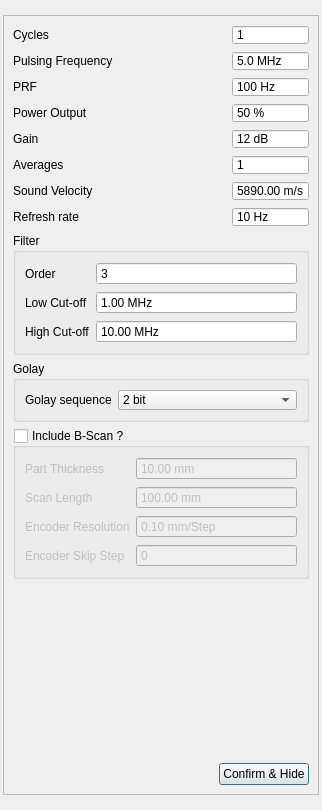
This is tsettings.ui in SDJoeKing/Tubers_GUI as Qt 5 draws it before an edit. The edited form follows.
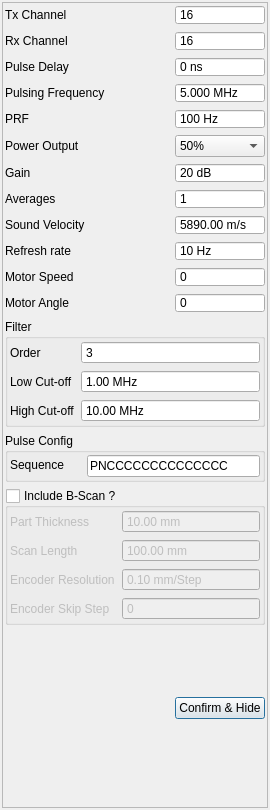
This is the edited form.

Commit message: new inputs configuration

```diff
--- a/tsettings.ui
+++ b/tsettings.ui
@@ -6,7 +6,7 @@
    <rect>
     <x>0</x>
     <y>0</y>
-    <width>322</width>
+    <width>270</width>
     <height>810</height>
    </rect>
   </property>
@@ -19,42 +19,62 @@
   <property name="windowTitle">
    <string>Dialog</string>
   </property>
-  <layout class="QVBoxLayout" name="verticalLayout">
+  <layout class="QGridLayout" name="gridLayout_2">
    <property name="leftMargin">
-    <number>3</number>
+    <number>2</number>
    </property>
    <property name="topMargin">
-    <number>3</number>
+    <number>2</number>
    </property>
    <property name="rightMargin">
-    <number>3</number>
+    <number>2</number>
    </property>
    <property name="bottomMargin">
-    <number>3</number>
+    <number>2</number>
    </property>
-   <item>
-    <widget class="QFrame" name="frame">
-     <property name="maximumSize">
-      <size>
-       <width>16777215</width>
-       <height>780</height>
-      </size>
-     </property>
-     <property name="frameShape">
-      <enum>QFrame::StyledPanel</enum>
+   <property name="horizontalSpacing">
+    <number>7</number>
+   </property>
+   <item row="0" column="0">
+    <widget class="QScrollArea" name="scrollArea">
+     <property name="sizePolicy">
+      <sizepolicy hsizetype="Expanding" vsizetype="Expanding">
+       <horstretch>0</horstretch>
+       <verstretch>0</verstretch>
+      </sizepolicy>
      </property>
-     <property name="frameShadow">
-      <enum>QFrame::Raised</enum>
+     <property name="horizontalScrollBarPolicy">
+      <enum>Qt::ScrollBarAsNeeded</enum>
      </property>
-     <layout class="QGridLayout" name="gridLayout">
-      <item row="1" column="0" colspan="2">
-       <widget class="QLabel" name="label_4">
-        <property name="text">
-         <string>Pulsing Frequency</string>
-        </property>
-       </widget>
-      </item>
-      <item row="4" column="2">
+     <property name="widgetResizable">
+      <bool>true</bool>
+     </property>
+     <widget class="QWidget" name="scrollAreaWidgetContents_2">
+      <property name="geometry">
+       <rect>
+        <x>0</x>
+        <y>0</y>
+        <width>264</width>
+        <height>804</height>
+       </rect>
+      </property>
+      <layout class="QGridLayout" name="gridLayout_3">
+       <property name="leftMargin">
+        <number>2</number>
+       </property>
+       <property name="topMargin">
+        <number>2</number>
+       </property>
+       <property name="rightMargin">
+        <number>2</number>
+       </property>
+       <property name="bottomMargin">
+        <number>2</number>
+       </property>
+       <property name="horizontalSpacing">
+        <number>7</number>
+       </property>
+       <item row="7" column="1">
        <widget class="QSpinBox" name="spinGain">
         <property name="maximumSize">
          <size>
@@ -75,18 +95,196 @@
          <number>48</number>
         </property>
         <property name="value">
-         <number>12</number>
+          <number>20</number>
         </property>
        </widget>
       </item>
-      <item row="6" column="0">
+       <item row="6" column="1">
+        <widget class="QComboBox" name="powerOutput">
+         <property name="focusPolicy">
+          <enum>Qt::ClickFocus</enum>
+         </property>
+         <property name="currentIndex">
+          <number>1</number>
+         </property>
+         <item>
+          <property name="text">
+           <string>25%</string>
+          </property>
+         </item>
+         <item>
+          <property name="text">
+           <string>50%</string>
+          </property>
+         </item>
+         <item>
+          <property name="text">
+           <string>100%</string>
+          </property>
+         </item>
+        </widget>
+       </item>
+       <item row="8" column="1">
+        <widget class="QSpinBox" name="spinAvg">
+         <property name="maximumSize">
+          <size>
+           <width>16777215</width>
+           <height>20</height>
+          </size>
+         </property>
+         <property name="focusPolicy">
+          <enum>Qt::ClickFocus</enum>
+         </property>
+         <property name="buttonSymbols">
+          <enum>QAbstractSpinBox::NoButtons</enum>
+         </property>
+         <property name="prefix">
+          <string/>
+         </property>
+         <property name="minimum">
+          <number>1</number>
+         </property>
+         <property name="maximum">
+          <number>100</number>
+         </property>
+         <property name="value">
+          <number>1</number>
+         </property>
+        </widget>
+       </item>
+       <item row="9" column="0">
        <widget class="QLabel" name="label_19">
         <property name="text">
          <string>Sound Velocity</string>
         </property>
        </widget>
       </item>
-      <item row="12" column="0">
+       <item row="8" column="0">
+        <widget class="QLabel" name="label_18">
+         <property name="text">
+          <string>Averages</string>
+         </property>
+        </widget>
+       </item>
+       <item row="10" column="1">
+        <widget class="QSpinBox" name="spinRefresh">
+         <property name="maximumSize">
+          <size>
+           <width>16777215</width>
+           <height>20</height>
+          </size>
+         </property>
+         <property name="focusPolicy">
+          <enum>Qt::ClickFocus</enum>
+         </property>
+         <property name="buttonSymbols">
+          <enum>QAbstractSpinBox::NoButtons</enum>
+         </property>
+         <property name="suffix">
+          <string> Hz</string>
+         </property>
+         <property name="minimum">
+          <number>1</number>
+         </property>
+         <property name="maximum">
+          <number>80</number>
+         </property>
+         <property name="value">
+          <number>10</number>
+         </property>
+        </widget>
+       </item>
+       <item row="5" column="1">
+        <widget class="QSpinBox" name="prf">
+         <property name="maximumSize">
+          <size>
+           <width>16777215</width>
+           <height>20</height>
+          </size>
+         </property>
+         <property name="focusPolicy">
+          <enum>Qt::ClickFocus</enum>
+         </property>
+         <property name="buttonSymbols">
+          <enum>QAbstractSpinBox::NoButtons</enum>
+         </property>
+         <property name="suffix">
+          <string> Hz</string>
+         </property>
+         <property name="prefix">
+          <string/>
+         </property>
+         <property name="minimum">
+          <number>1</number>
+         </property>
+         <property name="maximum">
+          <number>1000</number>
+         </property>
+         <property name="value">
+          <number>100</number>
+         </property>
+        </widget>
+       </item>
+       <item row="3" column="1">
+        <widget class="QSpinBox" name="spinPulseDelay">
+         <property name="maximumSize">
+          <size>
+           <width>16777215</width>
+           <height>20</height>
+          </size>
+         </property>
+         <property name="focusPolicy">
+          <enum>Qt::ClickFocus</enum>
+         </property>
+         <property name="buttonSymbols">
+          <enum>QAbstractSpinBox::NoButtons</enum>
+         </property>
+         <property name="suffix">
+          <string> ns</string>
+         </property>
+         <property name="prefix">
+          <string/>
+         </property>
+         <property name="minimum">
+          <number>0</number>
+         </property>
+         <property name="maximum">
+          <number>1600</number>
+         </property>
+         <property name="value">
+          <number>0</number>
+         </property>
+        </widget>
+       </item>
+       <item row="11" column="1">
+        <widget class="QSpinBox" name="motorSpeed">
+         <property name="maximumSize">
+          <size>
+           <width>16777215</width>
+           <height>20</height>
+          </size>
+         </property>
+         <property name="focusPolicy">
+          <enum>Qt::ClickFocus</enum>
+         </property>
+         <property name="buttonSymbols">
+          <enum>QAbstractSpinBox::NoButtons</enum>
+         </property>
+         <property name="prefix">
+          <string/>
+         </property>
+         <property name="minimum">
+          <number>0</number>
+         </property>
+         <property name="maximum">
+          <number>100</number>
+         </property>
+         <property name="value">
+          <number>0</number>
+         </property>
+        </widget>
+       </item>
+       <item row="17" column="0">
        <spacer name="horizontalSpacer">
         <property name="orientation">
          <enum>Qt::Horizontal</enum>
@@ -99,192 +297,22 @@
         </property>
        </spacer>
       </item>
-      <item row="4" column="0">
-       <widget class="QLabel" name="label_11">
-        <property name="text">
-         <string>Gain</string>
-        </property>
-       </widget>
-      </item>
-      <item row="3" column="0">
+       <item row="6" column="0">
        <widget class="QLabel" name="label_5">
         <property name="text">
          <string>Power Output</string>
         </property>
        </widget>
       </item>
-      <item row="2" column="2">
-       <widget class="QSpinBox" name="prf">
-        <property name="maximumSize">
-         <size>
-          <width>16777215</width>
-          <height>20</height>
-         </size>
-        </property>
-        <property name="buttonSymbols">
-         <enum>QAbstractSpinBox::NoButtons</enum>
-        </property>
-        <property name="suffix">
-         <string> Hz</string>
-        </property>
-        <property name="prefix">
-         <string/>
-        </property>
-        <property name="minimum">
-         <number>1</number>
-        </property>
-        <property name="maximum">
-         <number>1000</number>
-        </property>
-        <property name="value">
-         <number>100</number>
-        </property>
-       </widget>
-      </item>
-      <item row="12" column="1" colspan="2">
-       <widget class="QPushButton" name="btnConfirm">
-        <property name="text">
-         <string>Confirm &amp;&amp; Hide</string>
-        </property>
-       </widget>
-      </item>
-      <item row="5" column="2">
-       <widget class="QSpinBox" name="spinAvg">
-        <property name="maximumSize">
-         <size>
-          <width>16777215</width>
-          <height>20</height>
-         </size>
-        </property>
-        <property name="buttonSymbols">
-         <enum>QAbstractSpinBox::NoButtons</enum>
-        </property>
-        <property name="prefix">
-         <string/>
-        </property>
-        <property name="minimum">
-         <number>1</number>
-        </property>
-        <property name="value">
-         <number>1</number>
-        </property>
-       </widget>
-      </item>
-      <item row="9" column="0" colspan="3">
-       <widget class="QGroupBox" name="groupBox_3">
-        <property name="maximumSize">
-         <size>
-          <width>16777215</width>
-          <height>70</height>
-         </size>
-        </property>
-        <property name="title">
-         <string>Golay</string>
-        </property>
-        <layout class="QFormLayout" name="formLayout_3">
-         <item row="0" column="0">
-          <widget class="QLabel" name="labelHz_8">
-           <property name="maximumSize">
-            <size>
-             <width>16777215</width>
-             <height>20</height>
-            </size>
-           </property>
-           <property name="text">
-            <string>Golay sequence</string>
-           </property>
-          </widget>
-         </item>
-         <item row="0" column="1">
-          <widget class="QComboBox" name="golayLength">
-           <property name="maximumSize">
-            <size>
-             <width>16777215</width>
-             <height>20</height>
-            </size>
-           </property>
-           <item>
-            <property name="text">
-             <string>2 bit</string>
-            </property>
-           </item>
-           <item>
-            <property name="text">
-             <string>4 bit</string>
-            </property>
-           </item>
-           <item>
-            <property name="text">
-             <string>8 bit</string>
-            </property>
-           </item>
-          </widget>
-         </item>
-        </layout>
-       </widget>
-      </item>
-      <item row="1" column="2">
-       <widget class="QDoubleSpinBox" name="spinFrequency">
-        <property name="maximumSize">
-         <size>
-          <width>16777215</width>
-          <height>20</height>
-         </size>
-        </property>
-        <property name="buttonSymbols">
-         <enum>QAbstractSpinBox::NoButtons</enum>
-        </property>
-        <property name="suffix">
-         <string> MHz</string>
-        </property>
-        <property name="decimals">
-         <number>1</number>
-        </property>
-        <property name="minimum">
-         <double>0.100000000000000</double>
-        </property>
-        <property name="maximum">
-         <double>20.000000000000000</double>
-        </property>
-        <property name="value">
-         <double>5.000000000000000</double>
-        </property>
-       </widget>
-      </item>
-      <item row="0" column="2">
-       <widget class="QSpinBox" name="spinCycles">
-        <property name="maximumSize">
-         <size>
-          <width>16777215</width>
-          <height>20</height>
-         </size>
-        </property>
-        <property name="buttonSymbols">
-         <enum>QAbstractSpinBox::NoButtons</enum>
-        </property>
-        <property name="prefix">
-         <string/>
-        </property>
-        <property name="minimum">
-         <number>1</number>
-        </property>
-        <property name="maximum">
-         <number>20</number>
-        </property>
-        <property name="value">
-         <number>1</number>
-        </property>
-       </widget>
-      </item>
-      <item row="7" column="0">
+       <item row="10" column="0">
        <widget class="QLabel" name="labelHz">
         <property name="text">
          <string>Refresh rate</string>
         </property>
        </widget>
       </item>
-      <item row="7" column="2">
-       <widget class="QSpinBox" name="spinRefresh">
+       <item row="9" column="1">
+        <widget class="QDoubleSpinBox" name="spinVel">
         <property name="maximumSize">
          <size>
           <width>16777215</width>
@@ -295,20 +323,52 @@
          <enum>QAbstractSpinBox::NoButtons</enum>
         </property>
         <property name="suffix">
-         <string> Hz</string>
-        </property>
-        <property name="minimum">
-         <number>1</number>
+          <string> m/s</string>
         </property>
         <property name="maximum">
-         <number>80</number>
+          <double>9999.989999999999782</double>
         </property>
         <property name="value">
-         <number>10</number>
+          <double>5890.000000000000000</double>
         </property>
        </widget>
       </item>
-      <item row="10" column="0" colspan="3">
+       <item row="16" column="1">
+        <widget class="QPushButton" name="btnConfirm">
+         <property name="text">
+          <string>Confirm &amp;&amp; Hide</string>
+         </property>
+        </widget>
+       </item>
+       <item row="2" column="0">
+        <widget class="QLabel" name="label_3">
+         <property name="text">
+          <string>Rx Channel</string>
+         </property>
+        </widget>
+       </item>
+       <item row="5" column="0">
+        <widget class="QLabel" name="label_6">
+         <property name="text">
+          <string>PRF</string>
+         </property>
+        </widget>
+       </item>
+       <item row="4" column="0">
+        <widget class="QLabel" name="label_4">
+         <property name="text">
+          <string>Pulsing Frequency</string>
+         </property>
+        </widget>
+       </item>
+       <item row="3" column="0">
+        <widget class="QLabel" name="label_8">
+         <property name="text">
+          <string>Pulse Delay</string>
+         </property>
+        </widget>
+       </item>
+       <item row="15" column="0" colspan="2">
        <widget class="QGroupBox" name="groupBscan">
         <property name="title">
          <string>Include B-Scan ?</string>
@@ -320,6 +380,21 @@
          <bool>false</bool>
         </property>
         <layout class="QFormLayout" name="formLayout_4">
+          <property name="horizontalSpacing">
+           <number>7</number>
+          </property>
+          <property name="leftMargin">
+           <number>2</number>
+          </property>
+          <property name="topMargin">
+           <number>2</number>
+          </property>
+          <property name="rightMargin">
+           <number>2</number>
+          </property>
+          <property name="bottomMargin">
+           <number>2</number>
+          </property>
          <item row="0" column="0">
           <widget class="QLabel" name="labelHz_9">
            <property name="text">
@@ -406,15 +481,15 @@
         </layout>
        </widget>
       </item>
-      <item row="2" column="0">
-       <widget class="QLabel" name="label_6">
+       <item row="11" column="0">
+        <widget class="QLabel" name="label_21">
         <property name="text">
-         <string>PRF</string>
+          <string>Motor Speed</string>
         </property>
        </widget>
       </item>
-      <item row="3" column="2">
-       <widget class="QSpinBox" name="spinPower">
+       <item row="12" column="1">
+        <widget class="QSpinBox" name="motorAngle">
         <property name="maximumSize">
          <size>
           <width>16777215</width>
@@ -425,21 +500,24 @@
          <enum>QAbstractSpinBox::NoButtons</enum>
         </property>
         <property name="suffix">
-         <string> %</string>
+          <string> </string>
         </property>
         <property name="prefix">
          <string/>
         </property>
+         <property name="minimum">
+          <number>0</number>
+         </property>
         <property name="maximum">
-         <number>100</number>
+          <number>360</number>
         </property>
         <property name="value">
-         <number>50</number>
+          <number>0</number>
         </property>
        </widget>
       </item>
-      <item row="6" column="2">
-       <widget class="QDoubleSpinBox" name="spinVel">
+       <item row="0" column="1">
+        <widget class="QSpinBox" name="spinTx">
         <property name="maximumSize">
          <size>
           <width>16777215</width>
@@ -450,24 +528,101 @@
          <enum>QAbstractSpinBox::NoButtons</enum>
         </property>
         <property name="suffix">
-         <string> m/s</string>
-        </property>
+          <string> </string>
+         </property>
+         <property name="prefix">
+          <string/>
+         </property>
+         <property name="minimum">
+          <number>0</number>
+         </property>
         <property name="maximum">
-         <double>9999.989999999999782</double>
+          <number>16</number>
         </property>
         <property name="value">
-         <double>5890.000000000000000</double>
+          <number>16</number>
         </property>
        </widget>
       </item>
+       <item row="7" column="0">
+        <widget class="QLabel" name="label_11">
+         <property name="text">
+          <string>Gain</string>
+         </property>
+        </widget>
+       </item>
+       <item row="14" column="0" colspan="2">
+        <widget class="QGroupBox" name="groupBox_3">
+         <property name="maximumSize">
+          <size>
+           <width>16777215</width>
+           <height>70</height>
+          </size>
+         </property>
+         <property name="title">
+          <string>Pulse Config</string>
+         </property>
+         <layout class="QFormLayout" name="formLayout_3">
+          <property name="leftMargin">
+           <number>2</number>
+          </property>
+          <property name="topMargin">
+           <number>2</number>
+          </property>
+          <property name="rightMargin">
+           <number>2</number>
+          </property>
+          <property name="bottomMargin">
+           <number>2</number>
+          </property>
       <item row="0" column="0">
-       <widget class="QLabel" name="label_3">
+           <widget class="QLabel" name="labelHz_8">
+            <property name="maximumSize">
+             <size>
+              <width>16777215</width>
+              <height>20</height>
+             </size>
+            </property>
         <property name="text">
-         <string>Cycles</string>
+             <string>Sequence     </string>
         </property>
        </widget>
       </item>
-      <item row="8" column="0" colspan="3">
+          <item row="0" column="1">
+           <widget class="QLineEdit" name="pulseSequence">
+            <property name="font">
+             <font>
+              <pointsize>9</pointsize>
+             </font>
+            </property>
+            <property name="focusPolicy">
+             <enum>Qt::ClickFocus</enum>
+            </property>
+            <property name="toolTip">
+             <string/>
+            </property>
+            <property name="inputMask">
+             <string>AAAAAAAAAAAAAAAA</string>
+            </property>
+            <property name="text">
+             <string>PNCCCCCCCCCCCCCC</string>
+            </property>
+            <property name="maxLength">
+             <number>16</number>
+            </property>
+           </widget>
+          </item>
+         </layout>
+        </widget>
+       </item>
+       <item row="12" column="0">
+        <widget class="QLabel" name="label_20">
+         <property name="text">
+          <string>Motor Angle</string>
+         </property>
+        </widget>
+       </item>
+       <item row="13" column="0" colspan="2">
        <widget class="QGroupBox" name="groupBox">
         <property name="maximumSize">
          <size>
@@ -479,6 +634,18 @@
          <string>Filter</string>
         </property>
         <layout class="QFormLayout" name="formLayout">
+          <property name="leftMargin">
+           <number>2</number>
+          </property>
+          <property name="topMargin">
+           <number>2</number>
+          </property>
+          <property name="rightMargin">
+           <number>2</number>
+          </property>
+          <property name="bottomMargin">
+           <number>2</number>
+          </property>
          <item row="0" column="0">
           <widget class="QLabel" name="labelHz_2">
            <property name="text">
@@ -554,14 +721,7 @@
         </layout>
        </widget>
       </item>
-      <item row="5" column="0">
-       <widget class="QLabel" name="label_18">
-        <property name="text">
-         <string>Averages</string>
-        </property>
-       </widget>
-      </item>
-      <item row="11" column="0">
+       <item row="16" column="0">
        <spacer name="verticalSpacer">
         <property name="orientation">
          <enum>Qt::Vertical</enum>
@@ -569,12 +729,88 @@
         <property name="sizeHint" stdset="0">
          <size>
           <width>20</width>
-          <height>40</height>
+           <height>56</height>
          </size>
         </property>
        </spacer>
       </item>
-     </layout>
+       <item row="4" column="1">
+        <widget class="QDoubleSpinBox" name="spinFrequency">
+         <property name="maximumSize">
+          <size>
+           <width>16777215</width>
+           <height>20</height>
+          </size>
+         </property>
+         <property name="focusPolicy">
+          <enum>Qt::ClickFocus</enum>
+         </property>
+         <property name="buttonSymbols">
+          <enum>QAbstractSpinBox::NoButtons</enum>
+         </property>
+         <property name="suffix">
+          <string> MHz</string>
+         </property>
+         <property name="decimals">
+          <number>3</number>
+         </property>
+         <property name="minimum">
+          <double>0.020000000000000</double>
+         </property>
+         <property name="maximum">
+          <double>15.000000000000000</double>
+         </property>
+         <property name="singleStep">
+          <double>0.100000000000000</double>
+         </property>
+         <property name="stepType">
+          <enum>QAbstractSpinBox::AdaptiveDecimalStepType</enum>
+         </property>
+         <property name="value">
+          <double>5.000000000000000</double>
+         </property>
+        </widget>
+       </item>
+       <item row="2" column="1">
+        <widget class="QSpinBox" name="spinRx">
+         <property name="maximumSize">
+          <size>
+           <width>16777215</width>
+           <height>20</height>
+          </size>
+         </property>
+         <property name="focusPolicy">
+          <enum>Qt::ClickFocus</enum>
+         </property>
+         <property name="buttonSymbols">
+          <enum>QAbstractSpinBox::NoButtons</enum>
+         </property>
+         <property name="suffix">
+          <string> </string>
+         </property>
+         <property name="prefix">
+          <string/>
+         </property>
+         <property name="minimum">
+          <number>0</number>
+         </property>
+         <property name="maximum">
+          <number>16</number>
+         </property>
+         <property name="value">
+          <number>16</number>
+         </property>
+        </widget>
+       </item>
+       <item row="0" column="0">
+        <widget class="QLabel" name="label_7">
+         <property name="text">
+          <string>Tx Channel</string>
+         </property>
+        </widget>
+       </item>
+      </layout>
+     </widget>
     </widget>
    </item>
   </layout>
```
Left out of the diff: 33 changed lines with no effect on the pictures. Lines whose indentation alone changed are shown as unchanged. The commit also changes 5 other files.
